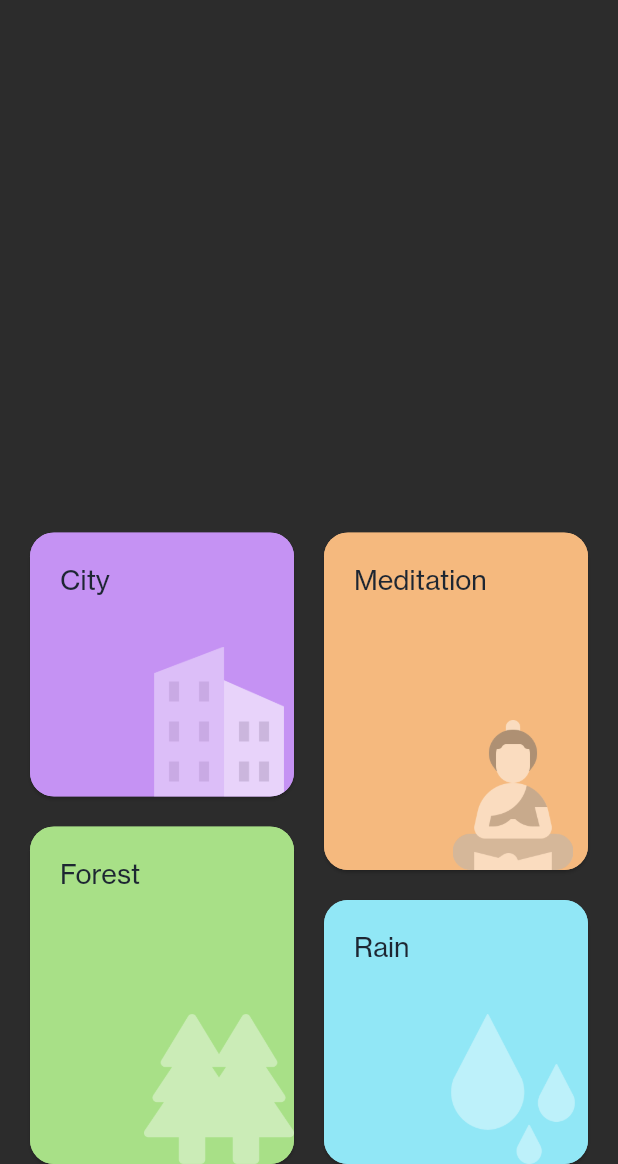
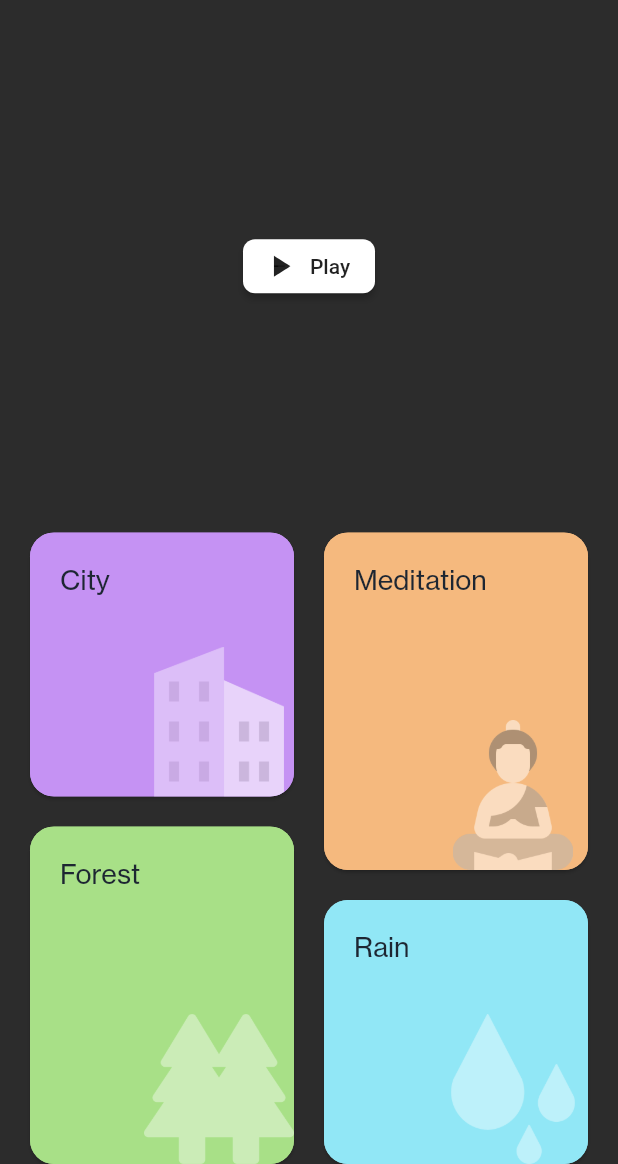
Before and after one commit to vipulasri/Serene, a Flutter app: the screen it shows after launch, on a phone screen of 412 x 824 dp, the part 72-1236 px from its top. Run offline on Flutter 3.47's test engine with Material 2 defaults, Android fonts, the phone set to English and light mode, and no system bars; our stand-ins replace audioplayers, equatable, flutter_bloc.

Commit message:
add: play-pause button on main screen

```diff
--- a/lib/screens/home.dart
+++ b/lib/screens/home.dart
@@ -14,11 +14,16 @@ class HomePage extends StatefulWidget {
   _HomePageState createState() => _HomePageState();
 }
 
-class _HomePageState extends State<HomePage> {
+class _HomePageState extends State<HomePage> with TickerProviderStateMixin {
+
+  bool isPlaying = false;
+  AnimationController controller;
+
   @override
   void initState() {
     super.initState();
     BlocProvider.of<CategoryBloc>(context).add(FetchCategories());
+    controller = AnimationController(duration: const Duration(milliseconds: 500), vsync: this);
   }
 
   @override
@@ -45,6 +50,23 @@ class _HomePageState extends State<HomePage> {
             Text(
               "Serene",
               style: AppTypography.appTitle().copyWith(color: Colors.white),
+            ),
+            Spacer(),
+            RaisedButton.icon(
+              onPressed: _onPlayButtonPressed,
+              color: Colors.white,
+              shape: RoundedRectangleBorder(borderRadius: BorderRadius.circular(8)),
+                icon: AnimatedIcon(
+                  icon: AnimatedIcons.play_pause,
+                  progress: controller,
+                ),
+                label: AnimatedSize(
+                  vsync: this,
+                  duration: const Duration(milliseconds: 500),
+                  child: Text(
+                      isPlaying? "Pause" : "Play"
+                  ),
+                )
             ),
             Spacer(),
             showCategories()
@@ -128,4 +150,20 @@ class _HomePageState extends State<HomePage> {
       },
     );
   }
+
+  @override
+  void dispose() {
+    controller.dispose();
+    super.dispose();
+  }
+
+  _onPlayButtonPressed() {
+    setState(() {
+      isPlaying = !isPlaying;
+      isPlaying
+          ? controller.forward()
+          : controller.reverse();
+    });
+  }
+
 }
```
